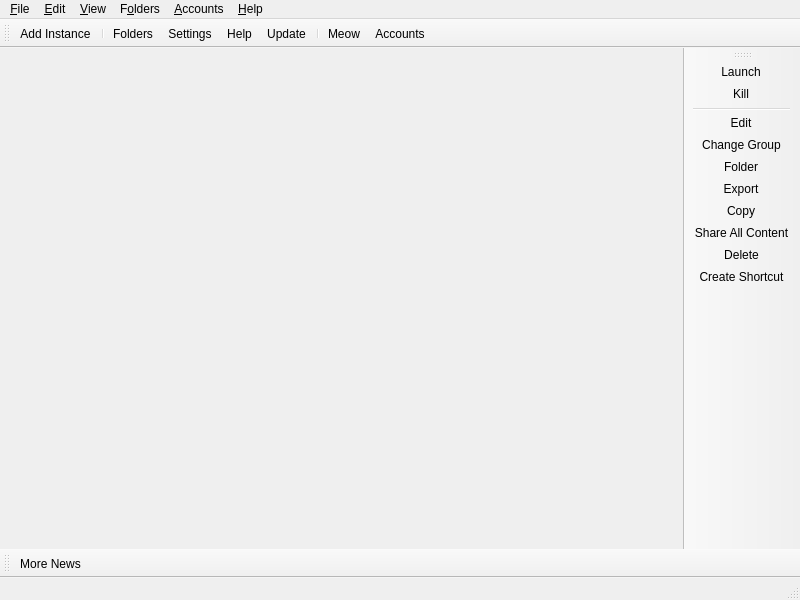
hiheyok/PrismLauncher, file launcher/ui/MainWindow.ui: the form before one commit.
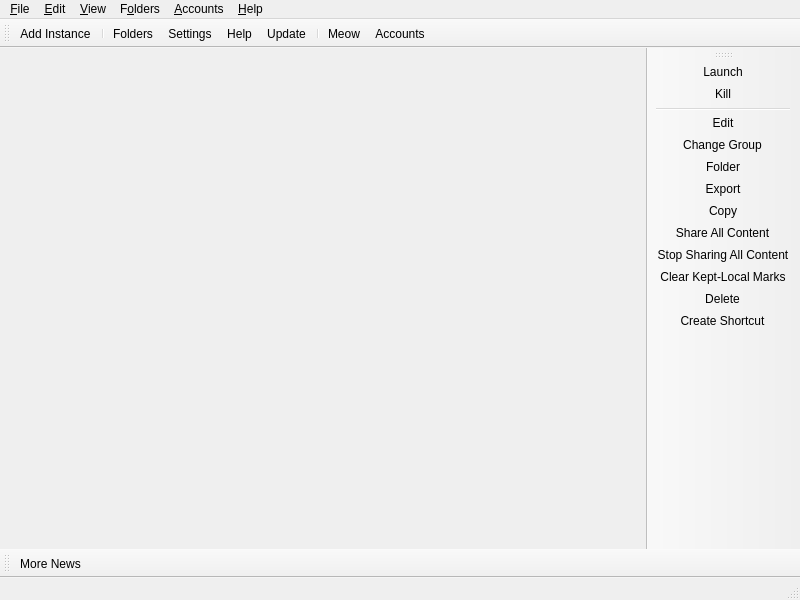
The form after the commit. Icons and pictures are not drawn. Custom widgets are drawn as their Qt base class.

Commit message:
Stop sharing a file, an instance or everything, and clear kept-local marks
- "Stop Sharing" on the resource pages makes files local copies without
  keeping them local, so sharing can include them again; "Keep Local
  Copy" says that it keeps them out of sharing.
- "Stop Sharing All Content" makes every shared file of an instance
  local again, and "Clear Kept-Local Marks" lets sharing include the
  files of an instance that were kept local.
- "Stop sharing everything" in the settings makes every shared file of
  every instance local again, then removes what nothing uses anymore.

What changed in the file:
```diff
--- a/launcher/ui/MainWindow.ui
+++ b/launcher/ui/MainWindow.ui
@@ -123,6 +123,8 @@
    <addaction name="actionExportInstance"/>
    <addaction name="actionCopyInstance"/>
    <addaction name="actionShareAllContent"/>
+   <addaction name="actionStopSharingAllContent"/>
+   <addaction name="actionClearKeptLocal"/>
    <addaction name="actionDeleteInstance"/>
    <addaction name="actionCreateInstanceShortcut"/>
   </widget>
@@ -461,6 +463,22 @@
     <string>Share the mods, resource packs and shader packs of the selected instance with other instances, so each is stored only once.</string>
    </property>
   </action>
+  <action name="actionStopSharingAllContent">
+   <property name="text">
+    <string>Stop Sharing All Content...</string>
+   </property>
+   <property name="toolTip">
+    <string>Make every shared file of the selected instance a local copy again, without keeping it local</string>
+   </property>
+  </action>
+  <action name="actionClearKeptLocal">
+   <property name="text">
+    <string>Clear Kept-Local Marks...</string>
+   </property>
+   <property name="toolTip">
+    <string>Let sharing include the files of the selected instance that are kept local</string>
+   </property>
+  </action>
   <action name="actionExportInstance">
    <property name="icon">
     <iconset theme="export"/>
```
Left out of the diff: 2 changed lines with no effect on the pictures. The commit also changes 21 other files.
